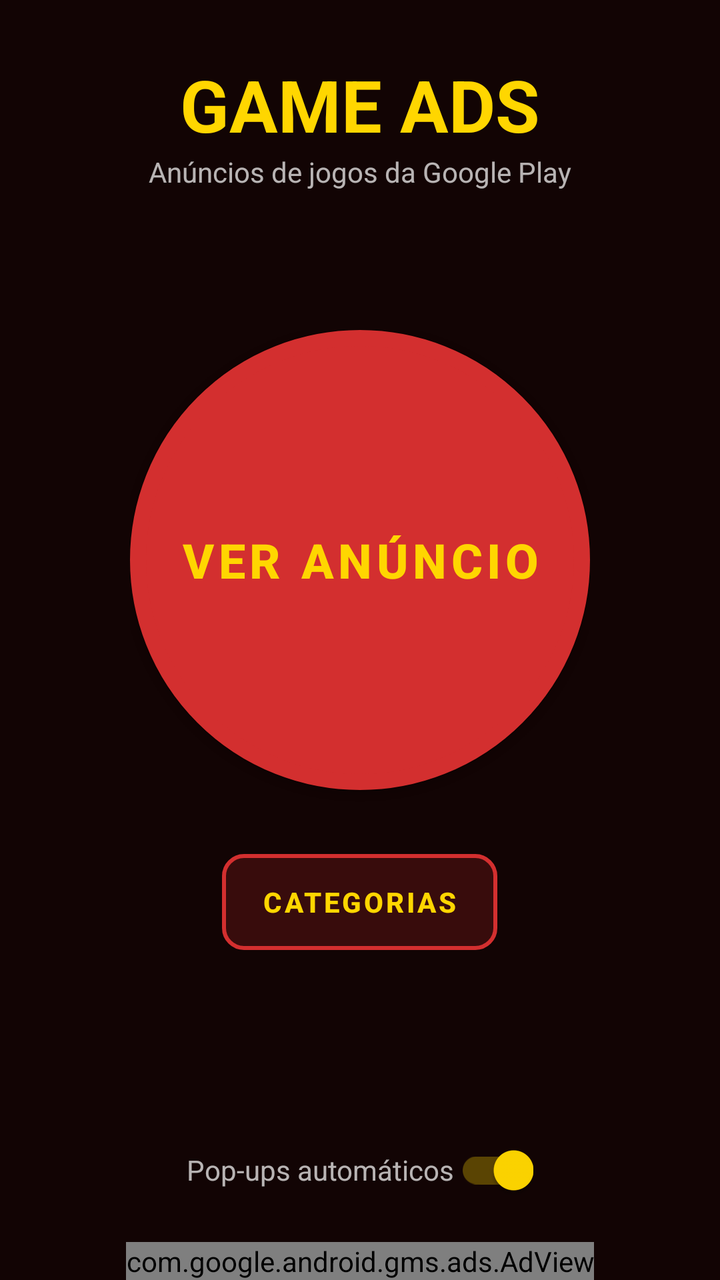
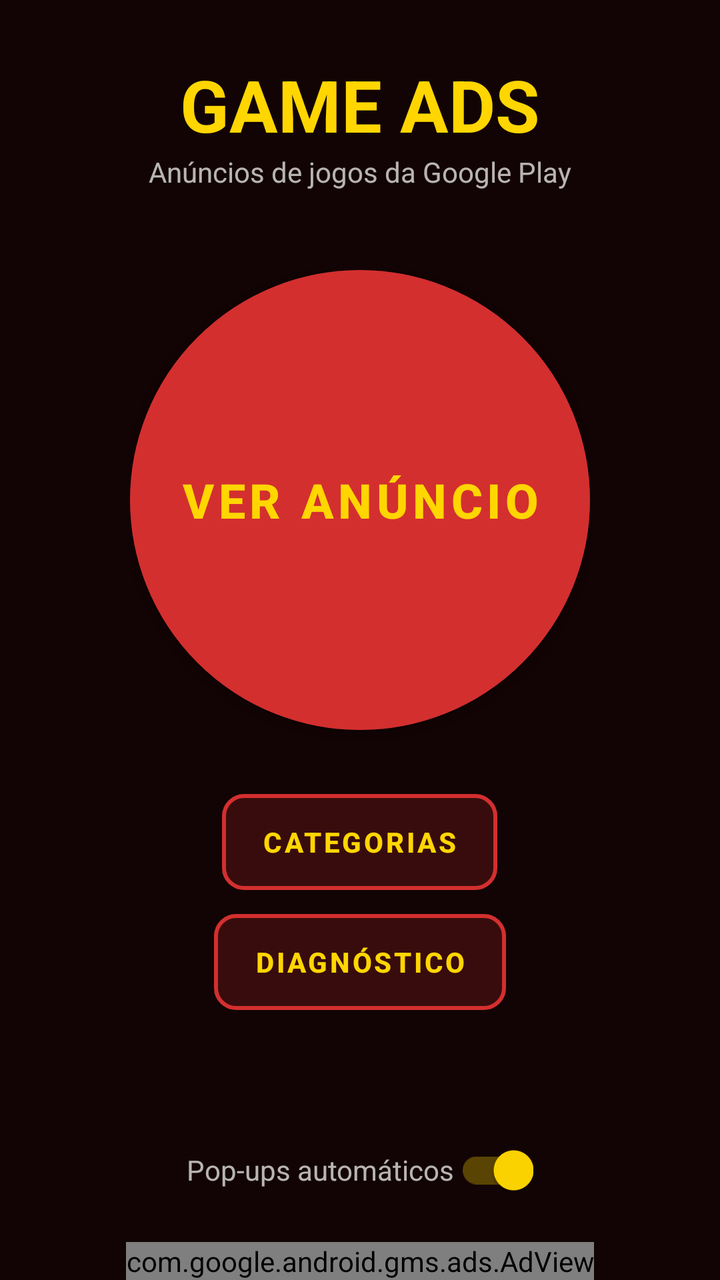

An Android layout rendered at two revisions. The XML below is the earlier revision; the diff shows what the commit changed to produce the second picture.
<!-- AndroidManifest.xml: application theme Theme.GameAds -->
<!-- res/layout/activity_main.xml -->
<?xml version="1.0" encoding="utf-8"?>
<FrameLayout xmlns:android="http://schemas.android.com/apk/res/android"
    xmlns:ads="http://schemas.android.com/apk/res-auto"
    android:layout_width="match_parent"
    android:layout_height="match_parent"
    android:background="@color/fundo"
    android:keepScreenOn="true">

    <RelativeLayout
        android:layout_width="match_parent"
        android:layout_height="match_parent">

        <TextView
            android:id="@+id/txtTitulo"
            android:layout_width="wrap_content"
            android:layout_height="wrap_content"
            android:layout_centerHorizontal="true"
            android:layout_marginTop="28dp"
            android:text="@string/titulo"
            android:textColor="@color/amarelo"
            android:textSize="36sp"
            android:textStyle="bold" />

        <TextView
            android:id="@+id/txtSubtitulo"
            android:layout_width="wrap_content"
            android:layout_height="wrap_content"
            android:layout_below="@id/txtTitulo"
            android:layout_centerHorizontal="true"
            android:text="@string/subtitulo"
            android:textColor="#B3FFFFFF"
            android:textSize="14sp" />

        <LinearLayout
            android:id="@+id/areaCentral"
            android:layout_width="wrap_content"
            android:layout_height="wrap_content"
            android:layout_centerInParent="true"
            android:gravity="center"
            android:orientation="vertical">

            <Button
                android:id="@+id/btnVerAnuncio"
                android:layout_width="230dp"
                android:layout_height="230dp"
                android:background="@drawable/btn_circulo"
                android:text="@string/ver_anuncio"
                android:textColor="@color/amarelo"
                android:textSize="24sp"
                android:textStyle="bold" />

            <Button
                android:id="@+id/btnCategorias"
                android:layout_width="wrap_content"
                android:layout_height="wrap_content"
                android:layout_marginTop="32dp"
                android:background="@drawable/btn_retangulo"
                android:paddingStart="20dp"
                android:paddingEnd="20dp"
                android:text="@string/btn_categorias"
                android:textColor="@color/amarelo"
                android:textStyle="bold" />
        </LinearLayout>

        <com.google.android.gms.ads.AdView
            android:id="@+id/banner"
            android:layout_width="wrap_content"
            android:layout_height="wrap_content"
            android:layout_alignParentBottom="true"
            android:layout_centerHorizontal="true"
            ads:adSize="BANNER"
            ads:adUnitId="ca-app-pub-3940256099942544/6300978111" />
        

        <androidx.appcompat.widget.SwitchCompat
            android:id="@+id/swPopups"
            android:layout_width="wrap_content"
            android:layout_height="wrap_content"
            android:layout_above="@id/banner"
            android:layout_centerHorizontal="true"
            android:layout_marginBottom="12dp"
            android:checked="true"
            android:text="@string/popups_automaticos"
            android:textColor="#B3FFFFFF" />
    </RelativeLayout>

    <RelativeLayout
        android:id="@+id/overlay"
        android:layout_width="match_parent"
        android:layout_height="match_parent"
        android:background="#E6120404"
        android:clickable="true"
        android:focusable="true"
        android:visibility="gone">

        <TextView
            android:id="@+id/txtProximo"
            android:layout_width="wrap_content"
            android:layout_height="wrap_content"
            android:layout_centerInParent="true"
            android:gravity="center"
            android:text="@string/carregando"
            android:textColor="@color/amarelo"
            android:textSize="26sp"
            android:textStyle="bold" />

        <Button
            android:id="@+id/btnSair"
            android:layout_width="wrap_content"
            android:layout_height="wrap_content"
            android:layout_below="@id/txtProximo"
            android:layout_centerHorizontal="true"
            android:layout_marginTop="36dp"
            android:background="@drawable/btn_retangulo"
            android:paddingStart="28dp"
            android:paddingEnd="28dp"
            android:text="@string/sair_dos_anuncios"
            android:textColor="@color/amarelo"
            android:textStyle="bold" />
    </RelativeLayout>
</FrameLayout>
<!-- resources referenced by this layout -->
<resources>
  <color name="amarelo">#FFD600</color>
  <color name="fundo">#120404</color>
  <!-- drawable btn_circulo (drawable) -->
  <?xml version="1.0" encoding="utf-8"?>
  <shape xmlns:android="http://schemas.android.com/apk/res/android"
      android:shape="oval">
      <solid android:color="@color/vermelho" />
      <stroke
          android:width="8dp"
          android:color="@color/amarelo" />
  </shape>
  <!-- drawable btn_retangulo (drawable) -->
  <?xml version="1.0" encoding="utf-8"?>
  <shape xmlns:android="http://schemas.android.com/apk/res/android"
      android:shape="rectangle">
      <solid android:color="#33D32F2F" />
      <stroke
          android:width="2dp"
          android:color="@color/amarelo" />
      <corners android:radius="10dp" />
  </shape>
  <string name="btn_categorias">CATEGORIAS</string>
  <string name="carregando">Carregando anúncio…</string>
  <string name="popups_automaticos">Pop-ups automáticos</string>
  <string name="sair_dos_anuncios">SAIR DOS ANÚNCIOS</string>
  <string name="subtitulo">Anúncios de jogos da Google Play</string>
  <string name="titulo">GAME ADS</string>
  <string name="ver_anuncio">VER ANÚNCIO</string>
  <style name="Theme.GameAds" parent="Theme.MaterialComponents.NoActionBar">
          <item name="colorPrimary">@color/vermelho</item>
          <item name="colorPrimaryVariant">@color/vermelho</item>
          <item name="colorOnPrimary">@color/amarelo</item>
          <item name="colorSecondary">@color/amarelo</item>
          <item name="colorOnSecondary">@color/fundo</item>
          <item name="android:windowBackground">@color/fundo</item>
          <item name="android:statusBarColor">@color/fundo</item>
          <item name="android:navigationBarColor">@color/fundo</item>
      </style>
  <color name="vermelho">#D32F2F</color>
</resources>

<!-- the commit's change to res/layout/activity_main.xml (unified diff, before → after) -->
@@ -60,6 +60,18 @@
                 android:text="@string/btn_categorias"
                 android:textColor="@color/amarelo"
                 android:textStyle="bold" />
+
+            <Button
+                android:id="@+id/btnDiagnostico"
+                android:layout_width="wrap_content"
+                android:layout_height="wrap_content"
+                android:layout_marginTop="12dp"
+                android:background="@drawable/btn_retangulo"
+                android:paddingStart="20dp"
+                android:paddingEnd="20dp"
+                android:text="@string/diag_botao"
+                android:textColor="@color/amarelo"
+                android:textStyle="bold" />
         </LinearLayout>
 
         <com.google.android.gms.ads.AdView
<!-- resource entries referenced after the edit -->
@@ -23,6 +23,7 @@
   </shape>
   <string name="btn_categorias">CATEGORIAS</string>
   <string name="carregando">Carregando anúncio…</string>
+  <string name="diag_botao">DIAGNÓSTICO</string>
   <string name="popups_automaticos">Pop-ups automáticos</string>
   <string name="sair_dos_anuncios">SAIR DOS ANÚNCIOS</string>
   <string name="subtitulo">Anúncios de jogos da Google Play</string>
